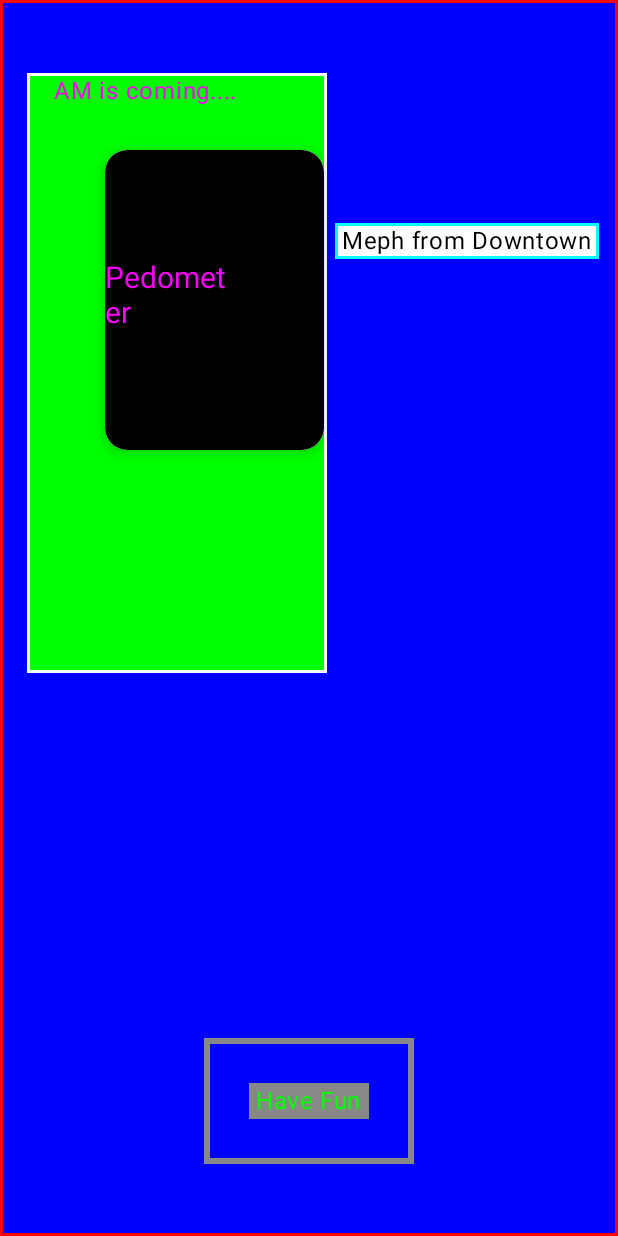
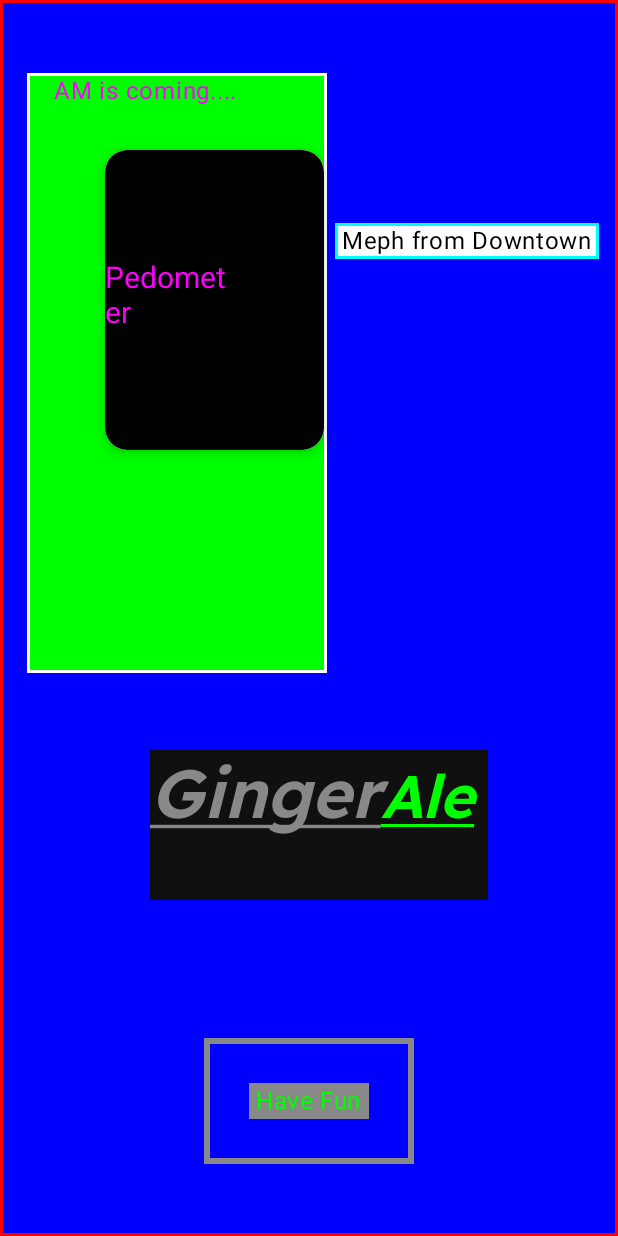
Before and after one commit to killerduck93/JetPackComposerTest, an Android app built with Jetpack Compose: the screen it shows after launch (MainActivity), on a phone screen of 412 x 824 dp. Run offline under Robolectric (Android 15) with nearby library versions, the phone set to English and light mode, and no system bars.

Commit message:
font , ended video 5

```diff
--- a/app/src/main/java/com/example/jetpackcomposeram/MainActivity.kt
+++ b/app/src/main/java/com/example/jetpackcomposeram/MainActivity.kt
@@ -38,7 +38,16 @@ import androidx.compose.material3.surfaceColorAtElevation
 import androidx.compose.ui.graphics.Brush
 import androidx.compose.ui.layout.ContentScale
 import androidx.compose.ui.res.painterResource
+import androidx.compose.ui.text.SpanStyle
 import androidx.compose.ui.text.TextStyle
+import androidx.compose.ui.text.buildAnnotatedString
+import androidx.compose.ui.text.font.Font
+import androidx.compose.ui.text.font.FontFamily
+import androidx.compose.ui.text.font.FontStyle
+import androidx.compose.ui.text.font.FontWeight
+import androidx.compose.ui.text.style.TextAlign
+import androidx.compose.ui.text.style.TextDecoration
+import androidx.compose.ui.text.withStyle
 import androidx.compose.ui.unit.sp
 import com.example.jetpackcomposeram.ui.theme.JetpackcomposerAMTheme
 
@@ -98,6 +107,48 @@ class MainActivity : ComponentActivity() {
                ImageCard(painter = painter, contentDescription = descriptor, title = title)
             }
             // next video https://www.youtube.com/watch?v=nm_LNJWHi9A&list=PLQkwcJG4YTCSpJ2NLhDTHhi6XBNfk9WiC&index=5
+            // no capital , underscore ok
+            val fontFamily = FontFamily(
+               Font(R.font.lexend_bold,FontWeight.Bold),
+               Font(R.font.lexend_extrabold,FontWeight.ExtraBold),
+               Font(R.font.lexend_light,FontWeight.Light),
+               Font(R.font.lexend_extralight,FontWeight.ExtraLight),
+               Font(R.font.lexend_medium,FontWeight.Medium),
+               Font(R.font.lexend_thin,FontWeight.Thin),
+               Font(R.font.lexend_regular,FontWeight.Normal),
+               Font(R.font.lexend_semibold,FontWeight.SemiBold),
+               Font(R.font.lexend_black,FontWeight.Black),
+            )
+             Box(modifier = Modifier
+                 .height(100.dp)
+                 .width(225.dp)
+                 .offset(100.dp,500.dp)
+                 .background(Color(0xFF101010))
+             )
+             {
+                 Text(
+                     text  = buildAnnotatedString {
+                          withStyle(
+                              style = SpanStyle(
+                                  color = Color.Gray,
+                                  fontSize = 45.sp,
+                              )
+                          ){
+                              append("Ginger")  // has style declered above
+                          }
+                         append("Ale") // has style declered below
+                     },
+                     color = Color.Green,
+                     fontSize = 40.sp,
+                     fontFamily = fontFamily,
+                     fontWeight = FontWeight.SemiBold,
+                     fontStyle = FontStyle.Italic,
+                     textAlign = TextAlign.Center,
+                     textDecoration = TextDecoration.Underline
+
+                 )
+             }
+          // next https://www.youtube.com/watch?v=s3m1PSd7VWc&list=PLQkwcJG4YTCSpJ2NLhDTHhi6XBNfk9WiC&index=6
         }
     }
 }
@@ -135,19 +186,25 @@ fun ImageCard(painter:Painter,   contentDescription : String, title: String, mod
             )
             Box(modifier = Modifier
                 .fillMaxSize()
-                .background(Brush.verticalGradient(
-                    colors = listOf(
-                        Color.Transparent,
-                        Color.Black
-                    ),
-                    startY = 300f // depends on layout
-                )))
+                .background(
+                    Brush.verticalGradient(
+                        colors = listOf(
+                            Color.Transparent,
+                            Color.Black
+                        ),
+                        startY = 300f // depends on layout
+                    )
+                ))
             Box(modifier = Modifier
                 .fillMaxSize(0.6f)
                 .padding(0.dp, 0.dp),
                 contentAlignment = Alignment.BottomStart)
             {
-               Text(title, style = TextStyle(color = Color.Magenta, fontSize = 20.sp) )    }
+               Text(
+                   title,
+                   style = TextStyle(color = Color.Magenta, fontSize = 20.sp)
+
+               )    }
         }
     }
 }
```
Also changed, not shown: app/src/main/res/font/lexend_black.ttf (added), app/src/main/res/font/lexend_bold.ttf (added), app/src/main/res/font/lexend_extrabold.ttf (added), app/src/main/res/font/lexend_extralight.ttf (added), app/src/main/res/font/lexend_light.ttf (added), app/src/main/res/font/lexend_medium.ttf (added), app/src/main/res/font/lexend_regular.ttf (added), app/src/main/res/font/lexend_semibold.ttf (added), app/src/main/res/font/lexend_thin.ttf (added).
